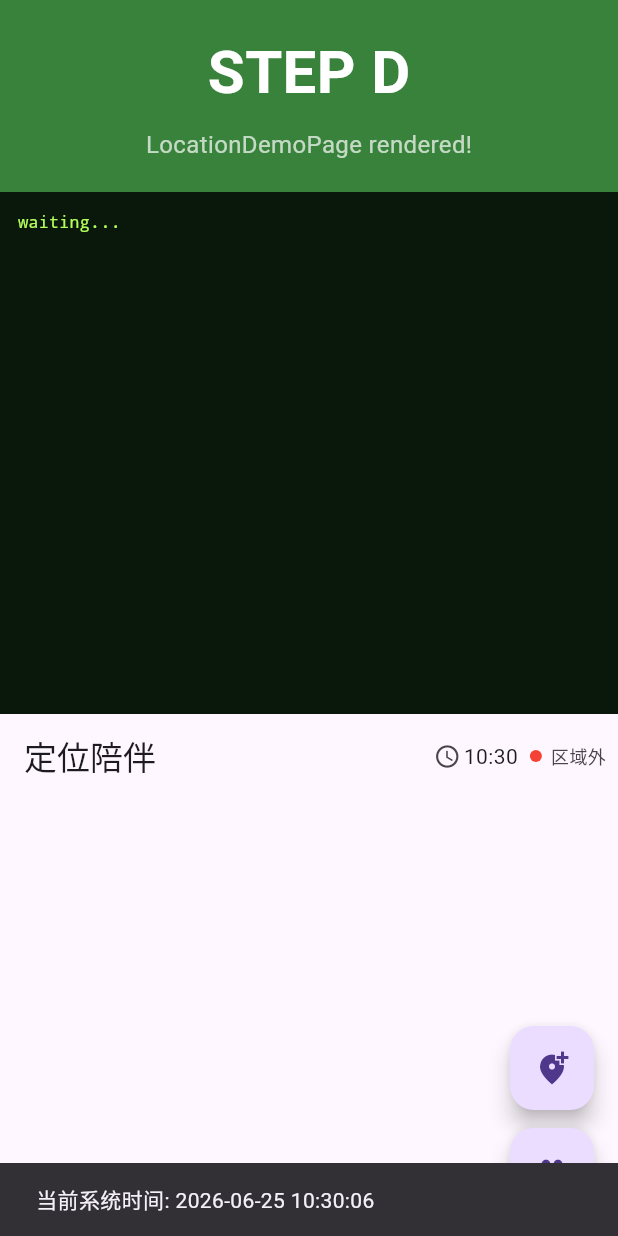
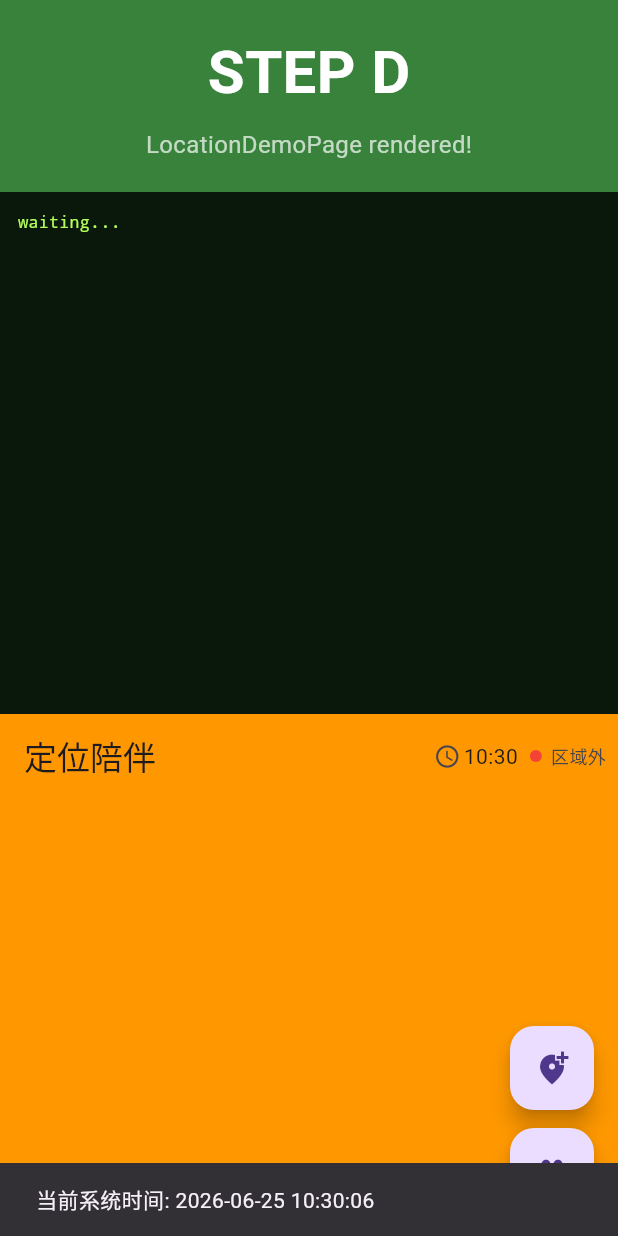
Before and after one commit to lihaohan1982/zaizai, a Flutter app: the screen it shows after launch, after a tap on an icon or button, on a phone screen of 412 x 824 dp. Run offline on Flutter 3.47's test engine with Material 3 defaults, Android fonts, the light colour scheme and no system bars; our stand-ins replace battery_plus, dio, flutter_dotenv, flutter_map, flutter_riverpod, flutter_secure_storage and 5 more; missing offline and left inert: encrypt, flutter_foreground_task; accounts and stored records are empty; network calls fail; statements that could not run were skipped.

Commit message:
fix: 解决 Android 15 小米 LocationDemoPage 卡死白屏
根因（法医分析确认）：
1. positionStreamProvider 内部同步 await ref.watch(...Provider.future)
   → 调用 Geolocator.isLocationServiceEnabled() / checkPermission()
   → Android 15 小米平台通道卡死
   → StreamProvider 生成器挂起 → LocationDemoPage.build() 永远不完成
   → 橙色 ColoredBox 从未渲染 → 纯白屏

2. Scaffold.body 默认白色背景遮住 ColoredBox 橙色

修复：
1. positionStreamProvider：移除内部 await，直接 yield* Geolocator.getPositionStream()
   → 立即返回 AsyncLoading，不阻塞 build()
2. LocationDemoPage：Scaffold.backgroundColor=transparent + body 浅橙色
   → 橙色背景无论何时都可见
3. _buildMap loading 态改为浅橙色背景

效果：
- build() 不再等待 Geolocator → 橙色地图页立即渲染
- 权限问题在 Consumer 内部异步处理，不卡 UI

```diff
--- a/lib/core/location/location_providers.dart
+++ b/lib/core/location/location_providers.dart
@@ -1,20 +1,5 @@
-
 import 'package:flutter_riverpod/flutter_riverpod.dart';
 import 'package:geolocator/geolocator.dart';
-
-/// 系统定位服务是否启用
-final locationServiceEnabledProvider = FutureProvider<bool>((ref) async {
-  return Geolocator.isLocationServiceEnabled();
-});
-
-/// 当前定位权限状态（自动请求一次权限）
-final locationPermissionProvider = FutureProvider<LocationPermission>((ref) async {
-  var permission = await Geolocator.checkPermission();
-  if (permission == LocationPermission.denied) {
-    permission = await Geolocator.requestPermission();
-  }
-  return permission;
-});
 
 /// 定位权限被拒绝的异常（用于 UI 区分错误类型）
 class LocationPermissionDeniedException implements Exception {
@@ -29,65 +14,36 @@ class LocationPermissionDeniedException implements Exception {
 
 /// 持续位置流
 ///
-/// 使用 async* 正确等待依赖 Future 完成后再订阅 GPS 流，
-/// 避免返回 Stream.empty() 导致 Provider 状态异常。
+/// [修复 Android 15 小米死锁] 不在 StreamProvider 内部同步 await Geolocator 平台通道，
+/// 改为直接订阅 GPS 流，权限/服务检查移到 LocationDemoPage 内部（带超时保护）。
+///
+/// 修复前：positionStreamProvider 内部 await locationServiceEnabledProvider.future
+///         → Geolocator.isLocationServiceEnabled() 同步阻塞
+///         → StreamProvider 生成器挂起 → LocationDemoPage.build() 卡死 → 白屏
+///
+/// 修复后：StreamProvider 直接 yield* Geolocator.getPositionStream()（无等待）
+///         → 立即返回 AsyncLoading → build() 不阻塞 → 橙色地图页立即显示
 final positionStreamProvider = StreamProvider<Position>((ref) async* {
-  // 正确方式：await 两个依赖 Future，确保它们完成后才进入 GPS 流
-  final enabled = await ref.watch(locationServiceEnabledProvider.future);
-  if (!enabled) {
-    throw const LocationPermissionDeniedException();
-  }
-
-  final permission = await ref.watch(locationPermissionProvider.future);
-  if (permission == LocationPermission.denied) {
-    throw const LocationPermissionDeniedException();
-  }
-  if (permission == LocationPermission.deniedForever) {
-    throw const LocationPermissionDeniedException(permanently: true);
-  }
-
-  // 权限和服务都已就绪，开始监听 GPS 位置流
   yield* Geolocator.getPositionStream(
     locationSettings: const LocationSettings(
       accuracy: LocationAccuracy.high,
-      distanceFilter: 10, // 移动 10 米才更新，省电
+      distanceFilter: 10,
     ),
   );
 });
 
 /// 定位 Demo 页面状态文案（综合服务、权限、位置流状态）
 final locationDemoStatusProvider = Provider<String>((ref) {
-  final enabledAsync = ref.watch(locationServiceEnabledProvider);
-  final permissionAsync = ref.watch(locationPermissionProvider);
   final positionAsync = ref.watch(positionStreamProvider);
 
-  if (enabledAsync.isLoading || permissionAsync.isLoading) {
-    return '正在请求定位权限...';
-  }
-
-  if (enabledAsync.hasError) {
-    return '❌ 无法检测定位服务状态: ${enabledAsync.error}';
-  }
-
-  final enabled = enabledAsync.valueOrNull ?? false;
-  if (!enabled) {
-    return '❌ 定位服务未启用，请在设置中开启';
-  }
-
-  if (permissionAsync.hasError) {
-    return '❌ 权限检测失败: ${permissionAsync.error}';
-  }
-
-  final permission = permissionAsync.valueOrNull;
-  if (permission == LocationPermission.denied) {
-    return '❌ 定位权限被拒绝';
-  }
-  if (permission == LocationPermission.deniedForever) {
-    return '❌ 定位权限被永久拒绝，请在系统设置中开启';
-  }
-
   if (positionAsync.hasError) {
-    return '❌ 获取位置失败: ${positionAsync.error}';
+    final e = positionAsync.error;
+    if (e is LocationPermissionDeniedException) {
+      return e.permanently
+          ? '❌ 定位权限被永久拒绝，请在系统设置中开启'
+          : '❌ 定位权限被拒绝';
+    }
+    return '❌ 获取位置失败: $e';
   }
 
   if (positionAsync.hasValue) {
--- a/lib/demo/location_demo.dart
+++ b/lib/demo/location_demo.dart
@@ -104,10 +104,15 @@ class _LocationDemoPageState extends ConsumerState<LocationDemoPage> {
     final privacyAsync = ref.watch(privacyFuseControllerProvider);
 
     // 色块隔离⑤：LocationDemoPage 层（橙色不透明）
+    // 注意：Scaffold 默认 body 是白色，会遮住 ColoredBox。
+    // 显式设 backgroundColor=Colors.transparent 让橙色透出来。
     return ColoredBox(
-      color: const Color(0xFFFF9800), // 橙色不透明
+      color: const Color(0xFFFF9800), // 橙色不透明 — 必须透到 Scaffold 之外
       child: Scaffold(
+      backgroundColor: Colors.transparent, // 重要：让橙色 ColoredBox 透出来
       appBar: AppBar(
+        backgroundColor: Colors.transparent, // AppBar 也透明
+        elevation: 0, // 无阴影
         title: Text(DEBUG_FAKE_POSITION ? '[调试] 假GPS' : '定位陪伴'),
         actions: [
           _SystemTimeButton(),
@@ -168,7 +173,10 @@ class _LocationDemoPageState extends ConsumerState<LocationDemoPage> {
     AsyncValue<PrivacyFuseController> privacyAsync,
   ) {
     return positionAsync.when(
-      loading: () => const Center(child: CircularProgressIndicator()),
+      loading: () => ColoredBox(
+        color: Colors.orange.shade100, // 浅橙色背景 + 白色加载动画
+        child: const Center(child: CircularProgressIndicator()),
+      ),
       error: (err, _) => Center(
         child: Column(
           mainAxisSize: MainAxisSize.min,
```
